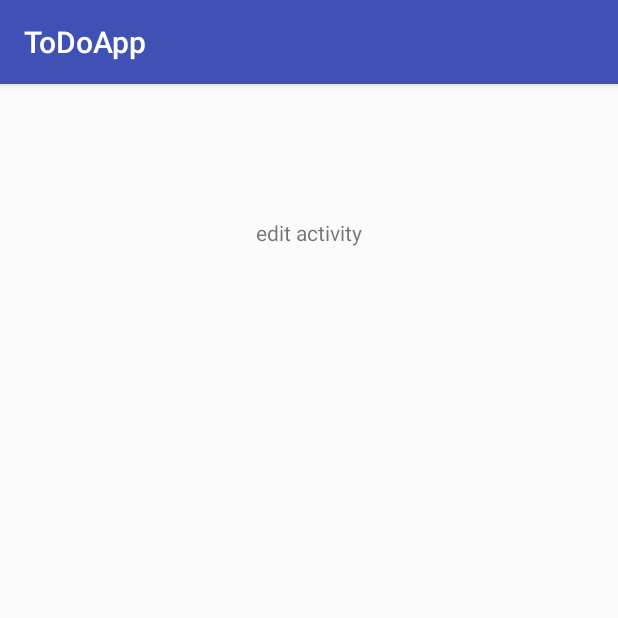
After one commit to NathanSass/Catter, an Android app: the EditItemActivity screen opened directly, with no data from a screen before it, on a phone screen of 412 x 824 dp, the top half of it. The commit adds this screen. Run offline under Robolectric (Android 15) with nearby library versions, the phone set to English and light mode, and no system bars.

Commit message:
Creating a new activity to edit an activity. Currently displays the information to be displayed as a toast. TODO implement the UI

```diff
--- a/app/src/main/AndroidManifest.xml
+++ b/app/src/main/AndroidManifest.xml
@@ -15,6 +15,8 @@
                 <category android:name="android.intent.category.LAUNCHER"/>
             </intent-filter>
         </activity>
+        <activity android:name=".EditItemActivity">
+        </activity>
     </application>
 
 </manifest>
--- /dev/null
+++ b/app/src/main/java/com/nathansass/todoapp/EditItemActivity.java
@@ -0,0 +1,30 @@
+package com.nathansass.todoapp;
+
+import android.content.Context;
+import android.os.Bundle;
+import android.support.v7.app.AppCompatActivity;
+import android.widget.Toast;
+
+public class EditItemActivity extends AppCompatActivity {
+    Context context;
+    int duration;
+
+    int position;
+    String todoContent;
+
+    @Override
+    protected void onCreate(Bundle savedInstanceState) {
+        super.onCreate(savedInstanceState);
+        setContentView(R.layout.activity_edit_item);
+
+         /* Toast Things*/
+        context = getApplicationContext();
+        duration = Toast.LENGTH_SHORT;
+
+        /* Get intent */
+        position = getIntent().getIntExtra("position", -1);
+        todoContent = getIntent().getStringExtra("content");
+
+        Toast.makeText(context, position + ". " + todoContent, duration).show();
+    }
+}
--- /dev/null
+++ b/app/src/main/res/layout/activity_edit_item.xml
@@ -0,0 +1,21 @@
+<?xml version="1.0" encoding="utf-8"?>
+<RelativeLayout
+    xmlns:android="http://schemas.android.com/apk/res/android"
+    xmlns:tools="http://schemas.android.com/tools"
+    android:layout_width="match_parent"
+    android:layout_height="match_parent"
+    android:paddingBottom="@dimen/activity_vertical_margin"
+    android:paddingLeft="@dimen/activity_horizontal_margin"
+    android:paddingRight="@dimen/activity_horizontal_margin"
+    android:paddingTop="@dimen/activity_vertical_margin"
+    tools:context="com.nathansass.todoapp.EditItemActivity">
+
+    <TextView
+        android:layout_width="wrap_content"
+        android:layout_height="wrap_content"
+        android:text="edit activity"
+        android:id="@+id/textView"
+        android:layout_alignParentTop="true"
+        android:layout_centerHorizontal="true"
+        android:layout_marginTop="73dp"/>
+</RelativeLayout>
```
Also changed, not shown: app/src/main/java/com/nathansass/todoapp/MainActivity.java (+29 -4 lines).
